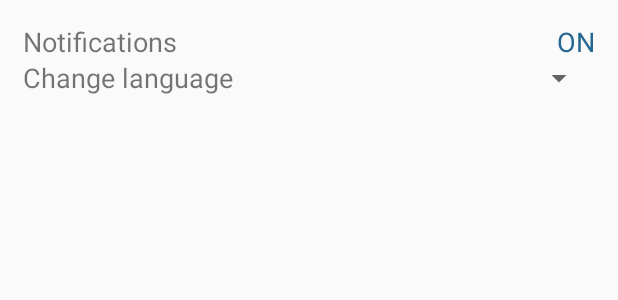
After one commit to ernestaszdanys/mobile_apps_university, an Android app: the layout fragment_settings.xml on its own in the app's theme, with its tools: preview values and no code run, on a phone screen of 412 x 824 dp. The commit adds this screen. Shown: the top 300 px of the screen. Run offline under Robolectric (Android 15) with nearby library versions, the phone set to English and light mode, and no system bars.

Commit message:
Added functional settings fragment

```diff
--- a/ToDoList/app/src/main/java/com/marius/ernestas/todolist/navigationDrawer/DrawerItemClickListener.java
+++ b/ToDoList/app/src/main/java/com/marius/ernestas/todolist/navigationDrawer/DrawerItemClickListener.java
@@ -11,6 +11,7 @@ import com.marius.ernestas.todolist.R;
 import com.marius.ernestas.todolist.database.Database;
 import com.marius.ernestas.todolist.fragments.AboutFragment;
 import com.marius.ernestas.todolist.fragments.MainFragment;
+import com.marius.ernestas.todolist.fragments.SettingsFragment;
 
 public class DrawerItemClickListener implements ListView.OnItemClickListener {
 
@@ -32,6 +33,9 @@ public class DrawerItemClickListener implements ListView.OnItemClickListener {
             case 0:
                 fragment = new MainFragment(database);
                 break;
+            case 1:
+                fragment = new SettingsFragment();
+                break;
             case 2:
                 fragment = new AboutFragment();
                 break;
--- /dev/null
+++ b/ToDoList/app/src/main/res/layout/fragment_settings.xml
@@ -0,0 +1,46 @@
+<RelativeLayout
+    android:layout_width="fill_parent"
+    android:layout_height="fill_parent"
+    android:padding="@dimen/main_padding"
+    xmlns:android="http://schemas.android.com/apk/res/android">
+
+    <TextView
+        android:layout_width="wrap_content"
+        android:layout_height="wrap_content"
+        android:text="Notifications"
+        android:textSize="@dimen/text_medium"
+        android:id="@+id/textViewNotifications"
+        android:layout_alignParentTop="true"
+        android:layout_alignParentLeft="true"
+        android:layout_alignParentStart="true" />
+
+    <TextView
+        android:layout_width="wrap_content"
+        android:layout_height="wrap_content"
+        android:text="ON"
+        android:textSize="@dimen/text_medium"
+        android:textColor="@color/textHighlight2"
+        android:id="@+id/textButtonNotifications"
+        android:clickable="true"
+        android:layout_alignParentTop="true"
+        android:layout_alignParentRight="true"
+        android:layout_alignParentEnd="true" />
+
+    <Spinner
+        android:layout_width="wrap_content"
+        android:layout_height="wrap_content"
+        android:id="@+id/spinnerLanguages"
+        android:layout_below="@+id/textButtonNotifications"
+        android:layout_alignParentRight="true"
+        android:layout_alignParentEnd="true" />
+
+    <TextView
+        android:layout_width="wrap_content"
+        android:layout_height="wrap_content"
+        android:text="Change language"
+        android:textSize="@dimen/text_medium"
+        android:id="@+id/textViewChangeLanguage"
+        android:layout_alignParentLeft="true"
+        android:layout_alignParentStart="true"
+        android:layout_alignBottom="@+id/spinnerLanguages"/>
+</RelativeLayout>
--- a/ToDoList/app/src/main/res/values/strings.xml
+++ b/ToDoList/app/src/main/res/values/strings.xml
@@ -15,4 +15,9 @@
         <item>About</item>
     </string-array>
 
+    <!-- Navigation Drawer Menu Items -->
+    <string-array name="languages">
+        <item>English</item>
+        <item>Lietuvių</item>
+    </string-array>
 </resources>
```
Also changed, not shown: ToDoList/app/src/main/java/com/marius/ernestas/todolist/fragments/SettingsFragment.java (added, +104 -0 lines).
